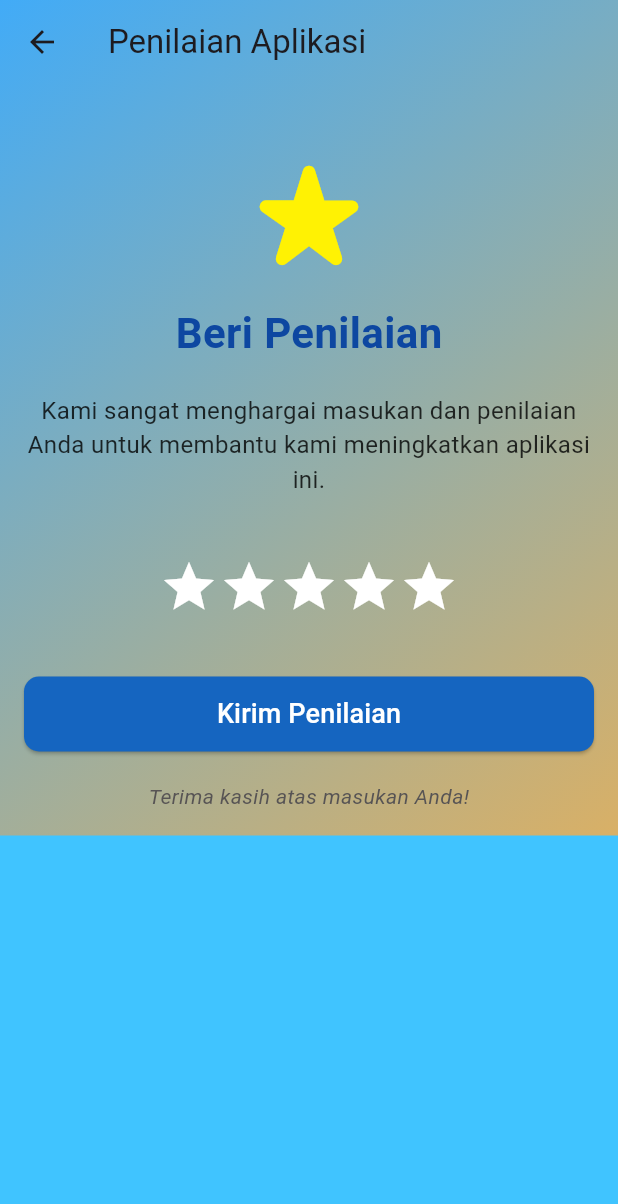
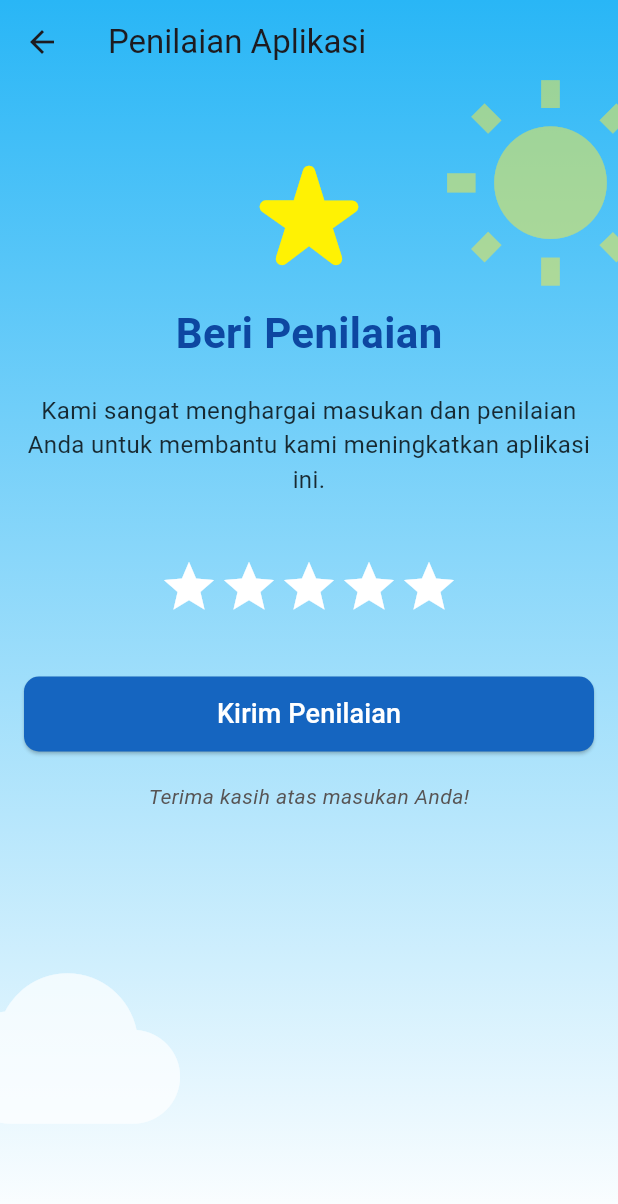
Before and after one commit to MuhammadRizki1303/aplikasi_cuaca, a Flutter app: the RatingPage screen opened directly, on a phone screen of 412 x 824 dp. Shown: the top 1204 px of the screen. Run offline on Flutter 3.47's test engine with Material 3 defaults, Android fonts, the phone set to English and light mode, and no system bars; our stand-ins replace geolocator.

Commit message:
mengupdate halaman rating_page

```diff
--- a/lib/ui/rating_page.dart
+++ b/lib/ui/rating_page.dart
@@ -35,19 +35,40 @@ class _RatingPageState extends State<RatingPage> {
         elevation: 0,
       ),
       extendBodyBehindAppBar: true,
-      body: Container(
+      body: Stack(
+        children: [
+          // Background with weather design
+          Container(
             decoration: BoxDecoration(
               gradient: LinearGradient(
                 colors: [
-              Colors.blue.shade400.withOpacity(0.8),
-              Colors.orangeAccent.shade200.withOpacity(0.8),
+                  Colors.lightBlue.shade400, // Sky blue
+                  Colors.white, // Light clouds
                 ],
-            begin: Alignment.topLeft,
-            end: Alignment.bottomRight,
+                begin: Alignment.topCenter,
+                end: Alignment.bottomCenter,
               ),
             ),
-        child: SingleChildScrollView(
-          // Membungkus konten agar bisa di-scroll
+          ),
+          Positioned(
+            top: 50,
+            right: -30,
+            child: Icon(
+              Icons.wb_sunny,
+              size: 150,
+              color: Colors.yellow.withOpacity(0.5),
+            ),
+          ),
+          Positioned(
+            bottom: 50,
+            left: -30,
+            child: Icon(
+              Icons.cloud,
+              size: 150,
+              color: Colors.white.withOpacity(0.7),
+            ),
+          ),
+          SingleChildScrollView(
             child: Padding(
               padding: const EdgeInsets.all(16.0),
               child: Column(
@@ -168,6 +189,7 @@ class _RatingPageState extends State<RatingPage> {
               ),
             ),
           ),
+        ],
       ),
     );
   }
```
Lines whose indentation alone changed are shown as unchanged.
